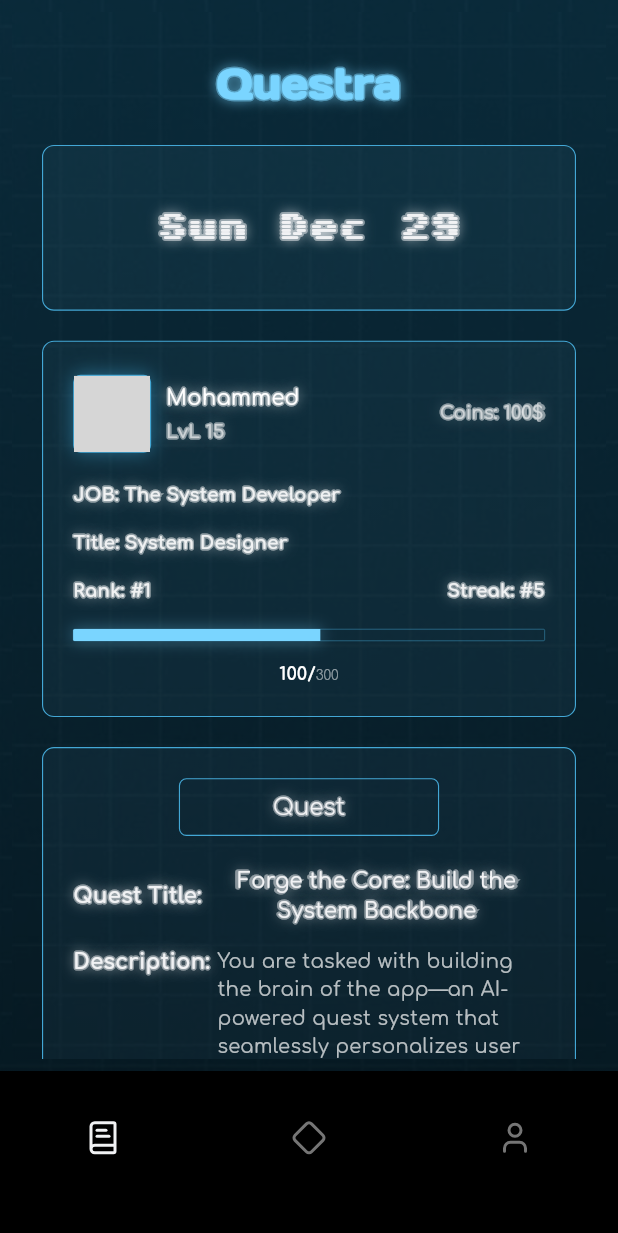
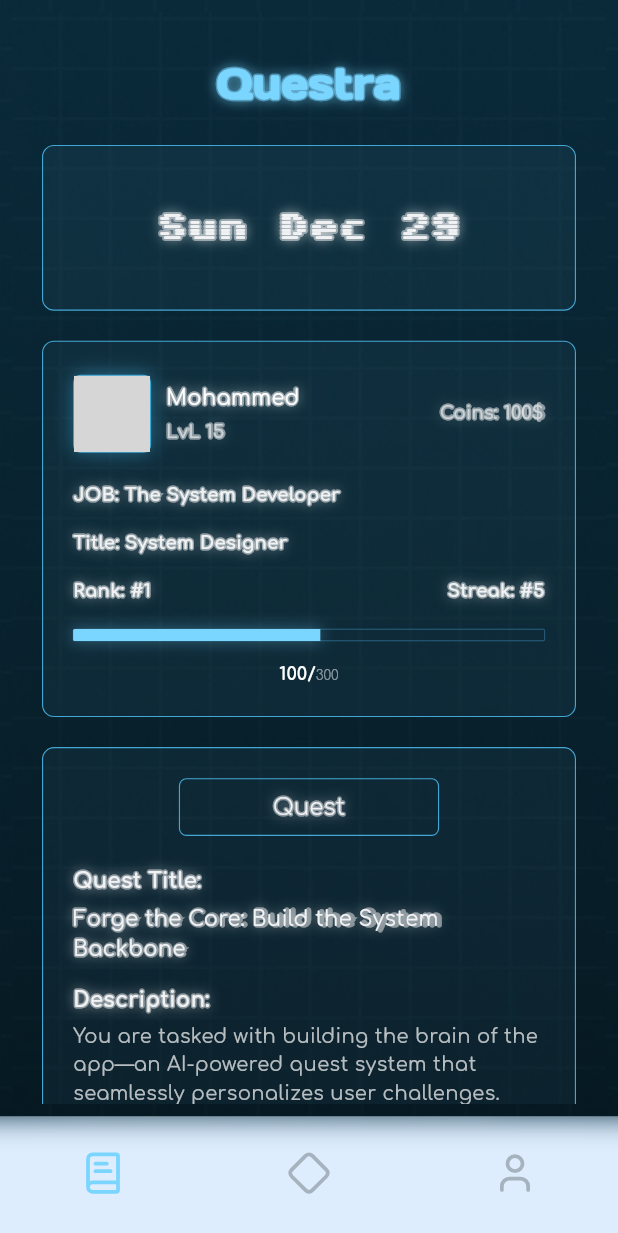
Before and after one commit to MultiX0/questra-app, a Flutter app: the HomePage screen opened by its route, on a phone screen of 412 x 824 dp. Shown: the top 1233 px of the screen. Run offline on Flutter 3.47's test engine with Material 3 defaults, Android fonts, the phone set to English and light mode, and no system bars; drawn by our look-alikes of toastification; our stand-ins replace flutter_lucide, flutter_riverpod, go_router, hexcolor; missing offline and left inert: flutter_glow; grey boxes are pictures that could not be loaded.

Commit message:
complete the nav bar

```diff
--- a/lib/features/app/pages/home_page.dart
+++ b/lib/features/app/pages/home_page.dart
@@ -297,7 +297,8 @@ class _HomePageState extends ConsumerState<HomePage> {
                   const SizedBox(
                     height: 20,
                   ),
-                  Row(
+                  Column(
+                    crossAxisAlignment: CrossAxisAlignment.start,
                     children: [
                       GlowText(
                         glowColor: AppColors.whiteColor,
@@ -310,10 +311,10 @@ class _HomePageState extends ConsumerState<HomePage> {
                         ),
                       ),
                       const SizedBox(
-                        width: 5,
+                        height: 5,
                       ),
-                      Expanded(
-                        child: GlowText(
+                      GlowText(
+                        textAlign: TextAlign.start,
                         glowColor: AppColors.whiteColor,
                         text: "Forge the Core: Build the System Backbone",
                         style: TextStyle(
@@ -322,13 +323,12 @@ class _HomePageState extends ConsumerState<HomePage> {
                           fontSize: 14,
                         ),
                       ),
-                      ),
                     ],
                   ),
                   const SizedBox(
                     height: 14,
                   ),
-                  Row(
+                  Column(
                     crossAxisAlignment: CrossAxisAlignment.start,
                     children: [
                       GlowText(
@@ -342,16 +342,14 @@ class _HomePageState extends ConsumerState<HomePage> {
                         ),
                       ),
                       const SizedBox(
-                        width: 5,
+                        height: 5,
                       ),
-                      Expanded(
-                        child: Text(
+                      Text(
                         "You are tasked with building the brain of the app—an AI-powered quest system that seamlessly personalizes user challenges. Like Sung Jin-Woo, you must wield your developer tools and “arise” a robust system that adapts to every user’s journey.",
                         style: TextStyle(
                           color: Colors.white70,
                           fontFamily: AppFonts.primary,
                           fontSize: 13,
-                          ),
                         ),
                       ),
                     ],
--- a/lib/features/app/widgets/nav_bar.dart
+++ b/lib/features/app/widgets/nav_bar.dart
@@ -1,3 +1,4 @@
+import 'package:flutter/cupertino.dart';
 import 'package:flutter_lucide/flutter_lucide.dart';
 import 'package:questra_app/imports.dart';
 import 'package:questra_app/shared/widgets/background_widget.dart';
@@ -45,10 +46,10 @@ class _MyNavBarState extends ConsumerState<MyNavBar> {
 
                 if (screenWidth < 600) {
                   // Mobile
-                  navBarHeight = 110;
+                  navBarHeight = 80;
                 } else if (screenWidth < 1024) {
                   // Tablet
-                  navBarHeight = 140;
+                  navBarHeight = 90;
                 } else if (screenWidth < 1440) {
                   // Laptop
                   navBarHeight = 100;
@@ -56,31 +57,26 @@ class _MyNavBarState extends ConsumerState<MyNavBar> {
                   // Desktop
                   navBarHeight = 120;
                 }
-                return SizedBox(
+                return CupertinoTabBar(
                   height: navBarHeight,
-                  child: BottomNavigationBar(
-                    selectedItemColor: AppColors.whiteColor,
-                    unselectedItemColor: Colors.grey[600],
-                    backgroundColor: Colors.black,
+                  backgroundColor: navigationBarColor,
                   currentIndex: widget.navigationShell.currentIndex,
                   onTap: (int index) => onTap(context, index),
+                  activeColor: HexColor('7AD5FF'),
+                  inactiveColor: AppColors.scaffoldBackground.withValues(alpha: .25),
                   items: [
                     BottomNavigationBarItem(
                       icon: Icon(LucideIcons.book_text),
-                        label: '',
                     ),
                     BottomNavigationBarItem(
                       icon: Icon(LucideIcons.diamond),
-                        label: '',
                     ),
                     BottomNavigationBarItem(
                       icon: Icon(
                         LucideIcons.user,
                       ),
-                        label: '',
                     ),
                   ],
-                  ),
                 );
               },
             )
```
Lines whose indentation alone changed are shown as unchanged.
